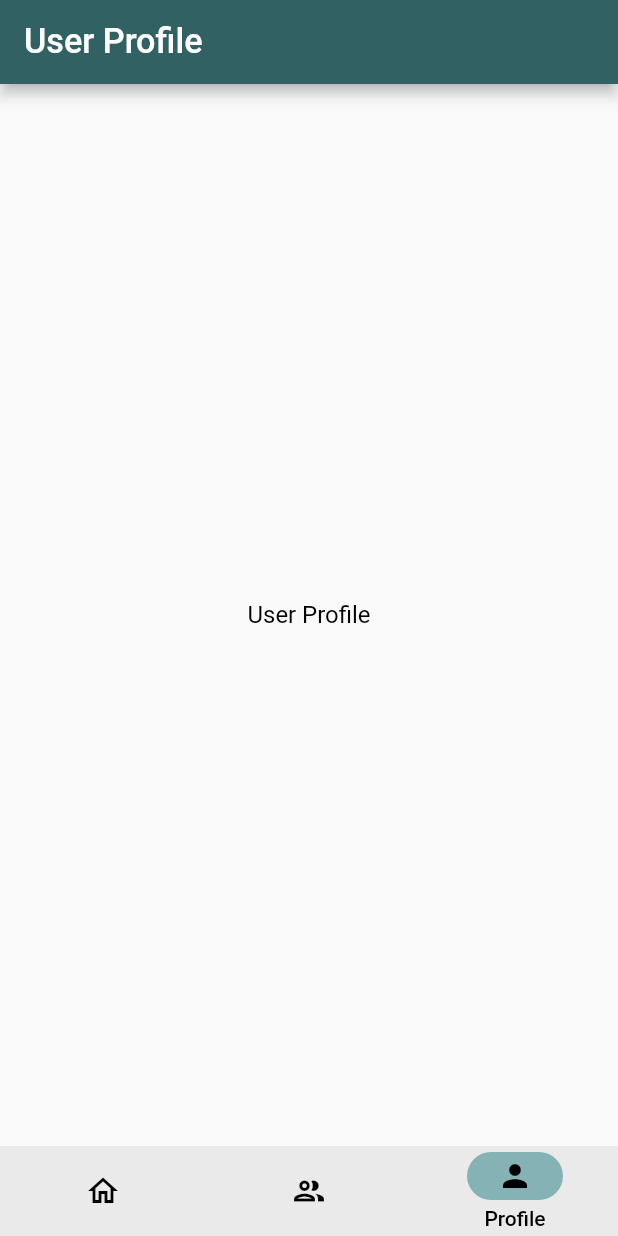
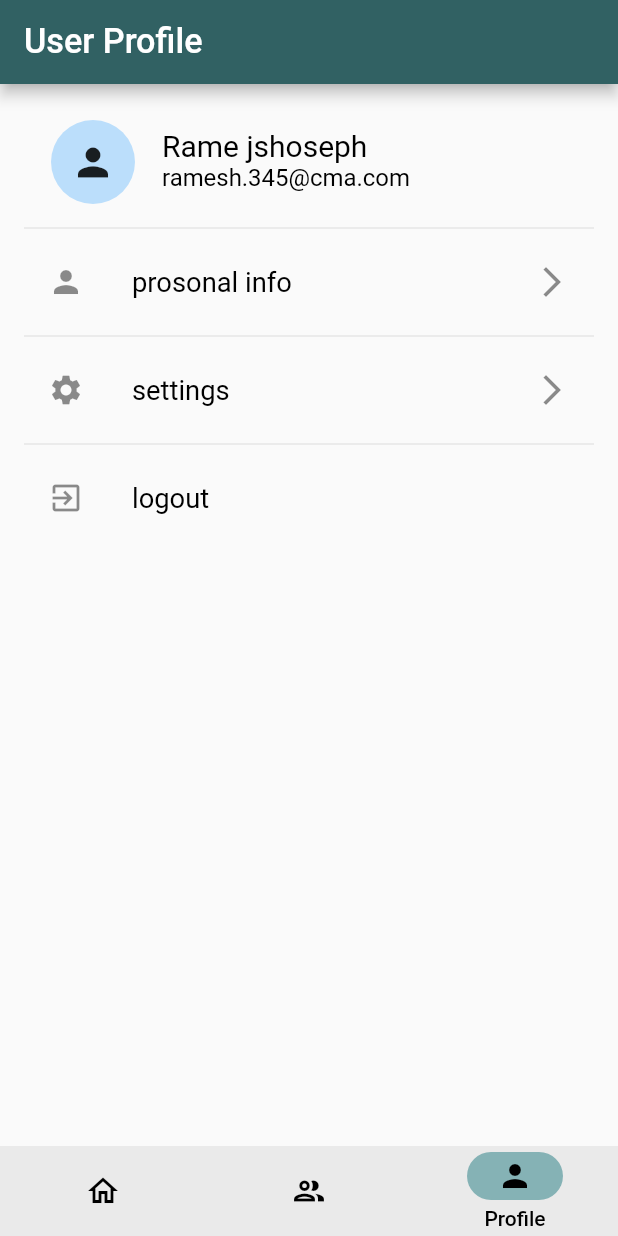
Before and after one commit to subash9860/newsApp, a Flutter app: the screen it shows after launch, item 3 of the bottom bar chosen, on a phone screen of 412 x 824 dp. Run offline on Flutter 3.47's test engine with Material 2 defaults, Android fonts, the phone set to English and light mode, and no system bars; our stand-ins replace google_fonts, shared_preferences; network calls fail.

Commit message:
added user profile ui

```diff
--- a/lib/screens/user_profile.dart
+++ b/lib/screens/user_profile.dart
@@ -14,8 +14,42 @@ class _UserProfileState extends State<UserProfile> {
       appBar: AppBar(
         title: const Text('User Profile'),
       ),
-      body: const Center(
-        child: Text('User Profile'),
+      body: Container(
+        margin: const EdgeInsets.all(16),
+        child: Column(
+          children: const [
+            ListTile(
+              leading: CircleAvatar(
+                  radius: 30,
+                  child: Icon(
+                    Icons.person,
+                    size: 30,
+                  )),
+              title: Text(
+                'Rame jshoseph',
+                style: TextStyle(fontSize: 20),
+              ),
+              subtitle: Text('ramesh.345@cma.com'),
+            ),
+            Divider(),
+            ListTile(
+              leading: Icon(Icons.person_sharp),
+              title: Text('prosonal info'),
+              trailing: Icon(Icons.arrow_forward_ios),
+            ),
+            Divider(),
+            ListTile(
+              leading: Icon(Icons.settings),
+              title: Text('settings'),
+              trailing: Icon(Icons.arrow_forward_ios),
+            ),
+            Divider(),
+            ListTile(
+              leading: Icon(Icons.exit_to_app),
+              title: Text('logout'),
+            ),
+          ],
+        ),
       ),
     );
   }
--- a/lib/widgets/top_of_post_screen.dart
+++ b/lib/widgets/top_of_post_screen.dart
@@ -17,8 +17,7 @@ Widget topOfpostScreen(Size size) {
           ),
         ),
         Row(
-                              mainAxisAlignment:
-                                  MainAxisAlignment.spaceAround,
+          mainAxisAlignment: MainAxisAlignment.spaceAround,
           children: [
             const Text(
               "Hi, Good morning",
@@ -33,10 +32,14 @@ Widget topOfpostScreen(Size size) {
               width: size.width * 0.1,
               child: ClipRRect(
                 borderRadius: BorderRadius.circular(30),
-                                    child: Image.network(
-                                        "https://pngimg.com/uploads/face/face_PNG5646.png"),
+                child: const CircleAvatar(
+                  child: Icon(
+                    Icons.person,
+                    color: Colors.white,
                   ),
-                                )
+                ),
+              ),
+            ),
           ],
         ),
         Positioned(
@@ -44,8 +47,7 @@ Widget topOfpostScreen(Size size) {
           left: 0,
           right: 0,
           child: Container(
-                                margin: const EdgeInsets.symmetric(
-                                    horizontal: 20),
+            margin: const EdgeInsets.symmetric(horizontal: 20),
             height: 120,
             width: size.width,
             decoration: BoxDecoration(
```
Lines whose indentation alone changed are shown as unchanged.
